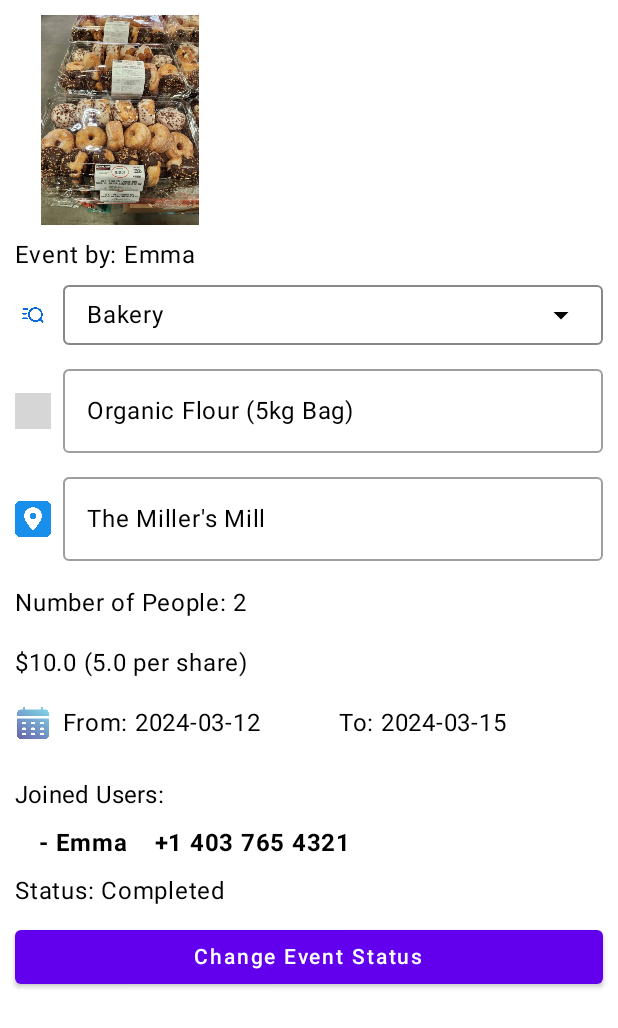
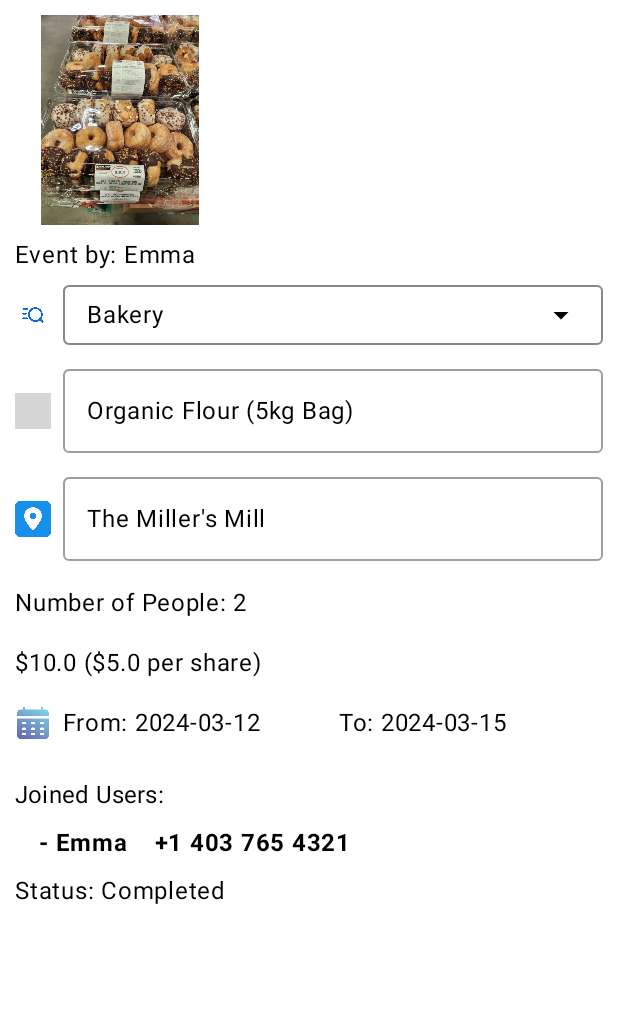
Before and after one commit to irenechan347/SODV3203_FinalProject_Group4, an Android app built with Jetpack Compose: the @Preview function EventScreenPreview, on a phone screen of 412 x 824 dp. Shown: the top 1028 px of the screen. Run offline under Robolectric (Android 15) with nearby library versions, the phone set to English and light mode, and no system bars; grey boxes are pictures that could not be loaded.

Commit message:
bug fixed

```diff
--- a/app/src/main/java/com/example/sodv3203_finalproject_group4/ui/EventScreen.kt
+++ b/app/src/main/java/com/example/sodv3203_finalproject_group4/ui/EventScreen.kt
@@ -146,7 +146,7 @@ fun EventScreen(navController: NavHostController, userId: Int, eventId: Int) {
             // Display price
             item {
                 Text(
-                    text = "$${event.price} (${String.format("%.1f", event.price / event.currHeadCount)} per share)",
+                    text = "$${event.price} ($${String.format("%.1f", event.price / event.currHeadCount)} per share)",
                     style = MaterialTheme.typography.body1,
                     modifier = Modifier.padding(bottom = 16.dp)
                 )
@@ -239,7 +239,7 @@ fun EventScreen(navController: NavHostController, userId: Int, eventId: Int) {
                 }
             }
 
-            if (EventDataSource.isEventOwner(userId, eventId)) {
+            if (EventDataSource.isEventOwner(userId, eventId)&& event.status == EventStatus.Available) {
                 item {
                     Row(
                         verticalAlignment = Alignment.CenterVertically,
```
